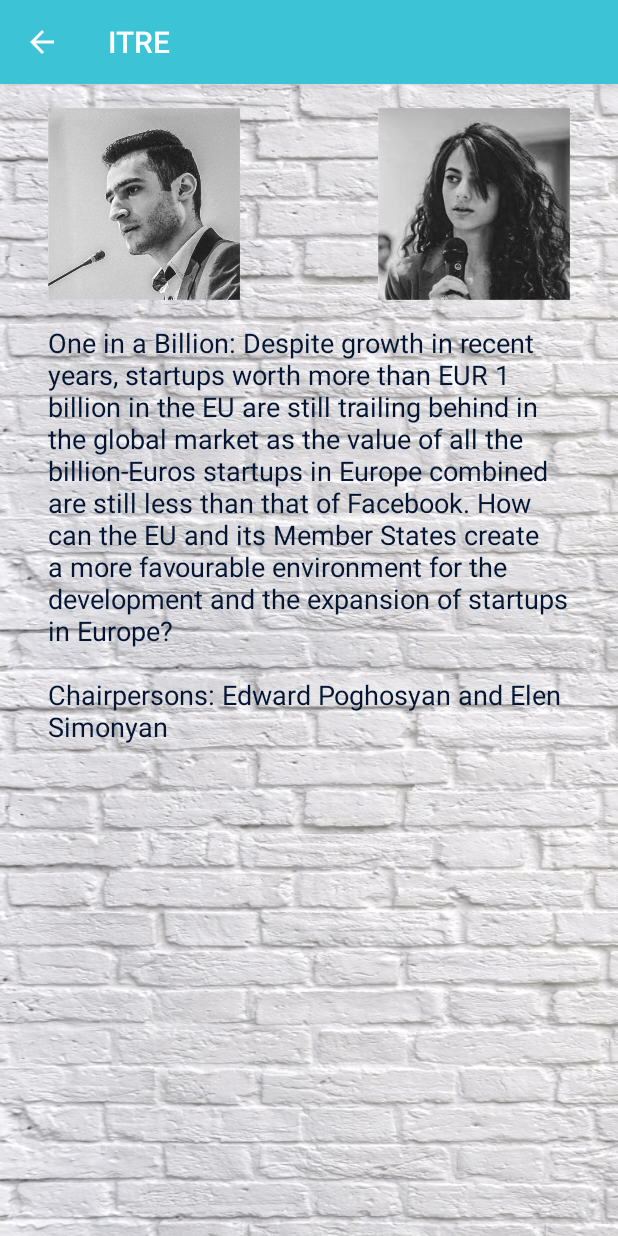
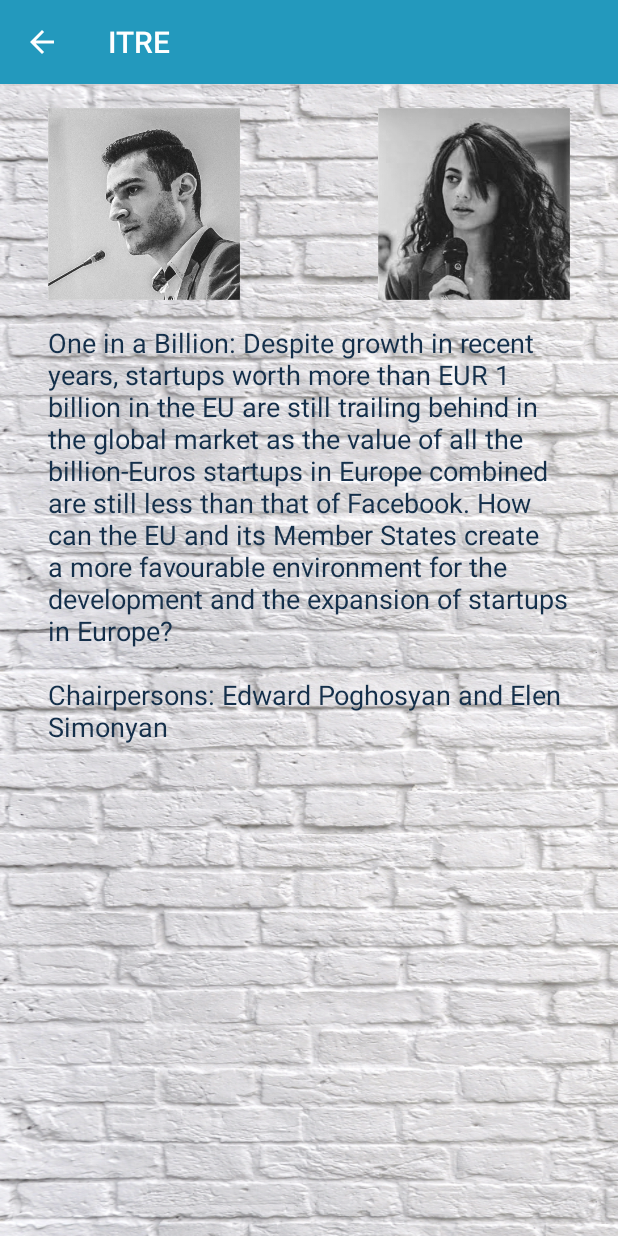
Before and after one commit to MarkHovsepyan/EYP-AYSOR-android-app, an Android app: the CommitteeDetailActivity screen opened directly, with no data from a screen before it, on a phone screen of 412 x 824 dp. Run offline under Robolectric (Android 15) with nearby library versions, the phone set to English and light mode, and no system bars; our stand-ins replace Picasso; pictures from the network do not load; 1 statement that could not run was skipped.

```diff
--- a/app/src/main/java/com/aysoreyp/aysor/activities/ScheduleActivity.java
+++ b/app/src/main/java/com/aysoreyp/aysor/activities/ScheduleActivity.java
@@ -30,7 +30,5 @@ public class ScheduleActivity extends AppCompatActivity {
         scheduleRecycler.setLayoutManager(new LinearLayoutManager(this));
         scheduleRecycler.setHasFixedSize(true);
         scheduleRecycler.setAdapter(adapter);
-
-
     }
 }
--- a/app/src/main/res/values/colors.xml
+++ b/app/src/main/res/values/colors.xml
@@ -1,6 +1,6 @@
 <?xml version="1.0" encoding="utf-8"?>
 <resources>
-    <color name="colorPrimary">#3CC3D5</color>
-    <color name="colorPrimaryDark">#031533</color>
+    <color name="colorPrimary">#2399bd</color>
+    <color name="colorPrimaryDark">#142f4a</color>
     <color name="colorAccent">#faa419</color>
 </resources>
```
Also changed, not shown: app/src/main/res/mipmap-hdpi/ic_launcher.png, app/src/main/res/mipmap-mdpi/ic_launcher.png, app/src/main/res/mipmap-xhdpi/ic_launcher.png, app/src/main/res/mipmap-xxhdpi/ic_launcher.png, app/src/main/res/mipmap-xxxhdpi/ic_launcher.png.
